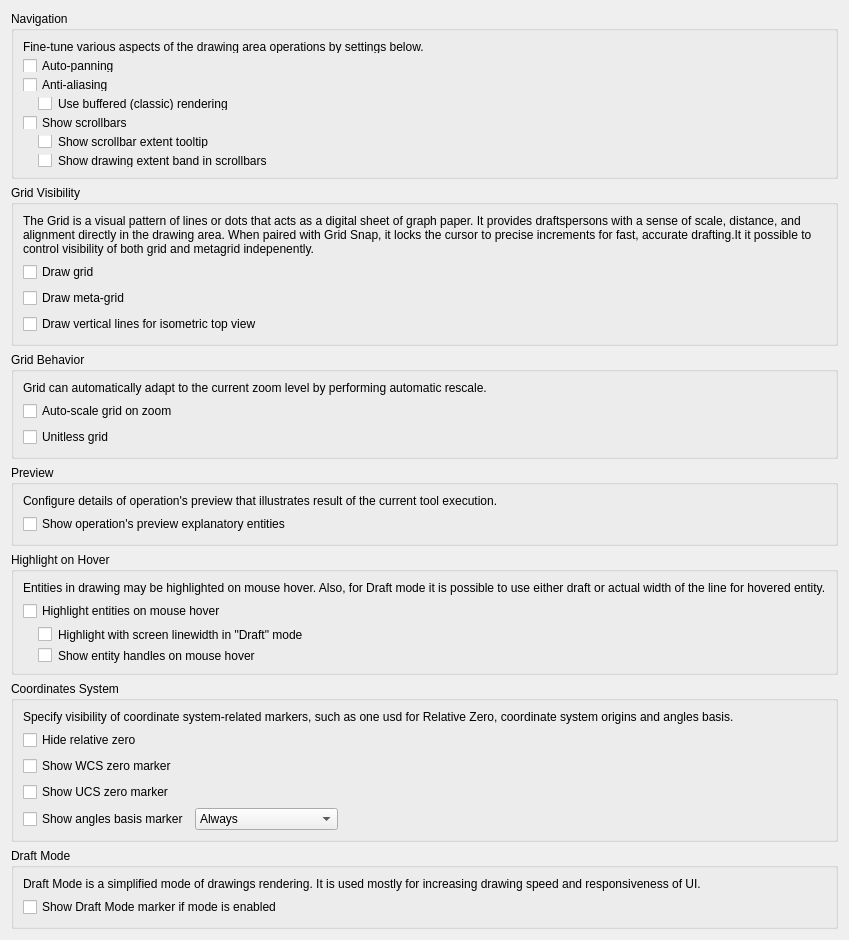
Before: the Qt Designer form librecad/src/ui/dialogs/settings/options_drafting/pages/lc_settings_page_drafting_behavior_general.ui in sand1024/LibreCAD, drawn with Qt 5.
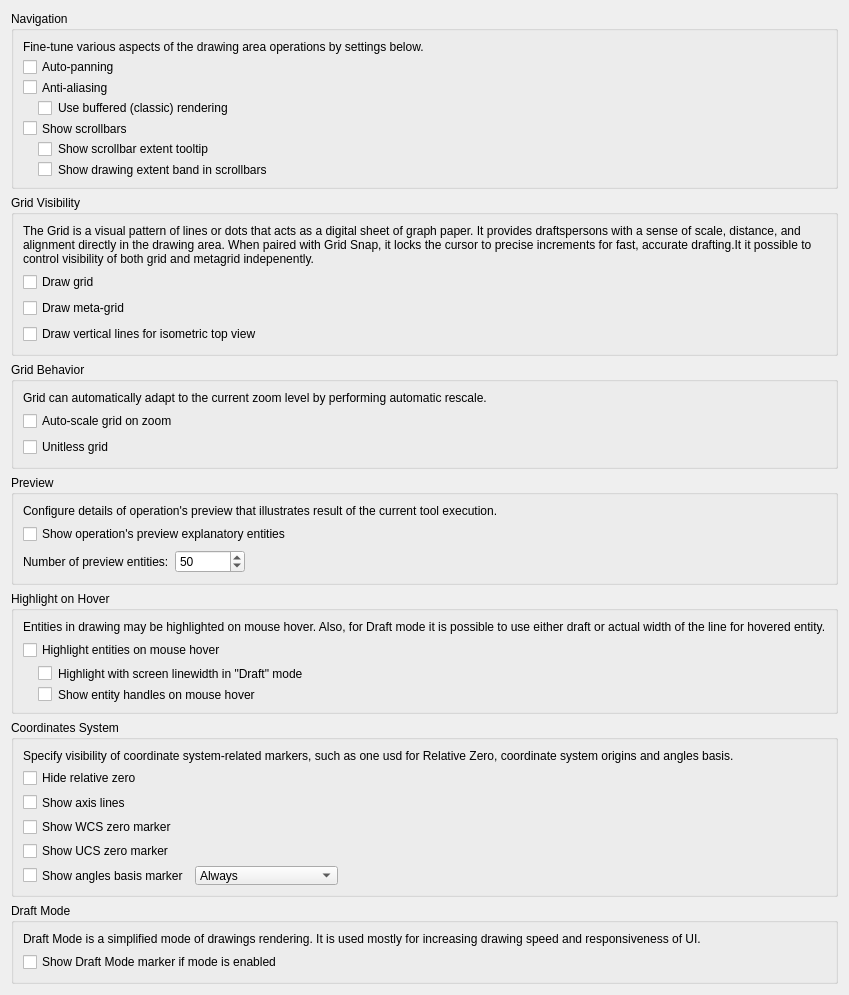
After: the same form once the commit is applied. Custom widgets are drawn as their Qt base class.

Commit message: preview for drawfting preferences

```diff
--- a/librecad/src/ui/dialogs/settings/options_drafting/pages/lc_settings_page_drafting_behavior_general.ui
+++ b/librecad/src/ui/dialogs/settings/options_drafting/pages/lc_settings_page_drafting_behavior_general.ui
@@ -7,7 +7,7 @@
     <x>0</x>
     <y>0</y>
     <width>849</width>
-    <height>931</height>
+    <height>984</height>
    </rect>
   </property>
   <layout class="QVBoxLayout" name="mainLayout">
@@ -248,7 +248,51 @@
       <string>Preview</string>
      </property>
      <layout class="QGridLayout" name="gridLayout_6">
-      <item row="1" column="0">
+      <item row="2" column="1">
+       <widget class="QSpinBox" name="sbMaxPreview">
+        <property name="toolTip">
+         <string>Preview Limiting
+
+If more entities in preview than specified, rect will be drawn instead of entities.</string>
+        </property>
+        <property name="specialValueText">
+         <string>Show All</string>
+        </property>
+        <property name="minimum">
+         <number>0</number>
+        </property>
+        <property name="maximum">
+         <number>1000</number>
+        </property>
+        <property name="value">
+         <number>50</number>
+        </property>
+       </widget>
+      </item>
+      <item row="2" column="0">
+       <widget class="QLabel" name="lMaxPreview">
+        <property name="text">
+         <string>Number of preview entities:</string>
+        </property>
+        <property name="buddy">
+         <cstring>sbMaxPreview</cstring>
+        </property>
+       </widget>
+      </item>
+      <item row="2" column="2">
+       <spacer name="horizontalSpacer_4">
+        <property name="orientation">
+         <enum>Qt::Orientation::Horizontal</enum>
+        </property>
+        <property name="sizeHint" stdset="0">
+         <size>
+          <width>40</width>
+          <height>20</height>
+         </size>
+        </property>
+       </spacer>
+      </item>
+      <item row="1" column="0" colspan="3">
        <widget class="QCheckBox" name="cbDisplayRefPoints">
         <property name="sizePolicy">
          <sizepolicy hsizetype="Preferred" vsizetype="Preferred">
@@ -268,7 +312,7 @@
         </property>
        </widget>
       </item>
-      <item row="0" column="0">
+      <item row="0" column="0" colspan="3">
        <widget class="QLabel" name="label_6">
         <property name="text">
          <string>Configure details of operation's preview that illustrates result of the current tool execution.</string>
@@ -365,7 +409,7 @@
       <string>Coordinates System</string>
      </property>
      <layout class="QGridLayout" name="gridLayout_5">
-      <item row="3" column="0" colspan="2">
+      <item row="4" column="0" colspan="2">
        <widget class="QCheckBox" name="cbShowUCSZeroMarker">
         <property name="toolTip">
          <string>UCS Marker Visibility
@@ -378,7 +422,48 @@
         </property>
        </widget>
       </item>
-      <item row="2" column="0" colspan="2">
+      <item row="0" column="0" colspan="3">
+       <widget class="QLabel" name="label_5">
+        <property name="text">
+         <string>Specify visibility of coordinate system-related markers, such as one usd for Relative Zero, coordinate system origins and angles basis.</string>
+        </property>
+        <property name="wordWrap">
+         <bool>true</bool>
+        </property>
+       </widget>
+      </item>
+      <item row="5" column="1">
+       <widget class="LC_ContentAdjustableComboBox" name="cbAnglesBaseShowPolicy">
+        <property name="toolTip">
+         <string>Angles Basis Maker Display Mode
+                      Defines when to draw angle basis marker</string>
+        </property>
+        <item>
+         <property name="text">
+          <string>Always</string>
+         </property>
+        </item>
+        <item>
+         <property name="text">
+          <string>Only for non-defaults</string>
+         </property>
+        </item>
+       </widget>
+      </item>
+      <item row="5" column="2">
+       <spacer name="horizontalSpacer_3">
+        <property name="orientation">
+         <enum>Qt::Orientation::Horizontal</enum>
+        </property>
+        <property name="sizeHint" stdset="0">
+         <size>
+          <width>0</width>
+          <height>0</height>
+         </size>
+        </property>
+       </spacer>
+      </item>
+      <item row="3" column="0" colspan="2">
        <widget class="QCheckBox" name="cbShowWCSZeroMarker">
         <property name="toolTip">
          <string>WCS Marker Visibility
@@ -394,19 +479,6 @@
         </property>
        </widget>
       </item>
-      <item row="4" column="2">
-       <spacer name="horizontalSpacer_3">
-        <property name="orientation">
-         <enum>Qt::Orientation::Horizontal</enum>
-        </property>
-        <property name="sizeHint" stdset="0">
-         <size>
-          <width>0</width>
-          <height>0</height>
-         </size>
-        </property>
-       </spacer>
-      </item>
       <item row="1" column="0" colspan="2">
        <widget class="QCheckBox" name="cbHideRelativeZero">
         <property name="toolTip">
@@ -421,25 +493,7 @@
         </property>
        </widget>
       </item>
-      <item row="4" column="1">
-       <widget class="LC_ContentAdjustableComboBox" name="cbAnglesBaseShowPolicy">
-        <property name="toolTip">
-         <string>Angles Basis Maker Display Mode
-                      Defines when to draw angle basis marker</string>
-        </property>
-        <item>
-         <property name="text">
-          <string>Always</string>
-         </property>
-        </item>
-        <item>
-         <property name="text">
-          <string>Only for non-defaults</string>
-         </property>
-        </item>
-       </widget>
-      </item>
-      <item row="4" column="0">
+      <item row="5" column="0">
        <widget class="QCheckBox" name="cbAnglesMarkVisible">
         <property name="sizePolicy">
          <sizepolicy hsizetype="Preferred" vsizetype="Preferred">
@@ -458,13 +512,18 @@
         </property>
        </widget>
       </item>
-      <item row="0" column="0" colspan="3">
-       <widget class="QLabel" name="label_5">
-        <property name="text">
-         <string>Specify visibility of coordinate system-related markers, such as one usd for Relative Zero, coordinate system origins and angles basis.</string>
+      <item row="2" column="0">
+       <widget class="QCheckBox" name="cbShowAxisLines">
+        <property name="toolTip">
+         <string>Axis Lines Visibility
+
+If selected, X and Y axis lines 
+intersected in origin point will be 
+rendered. Otherwise, no axis lines 
+will be present.</string>
         </property>
-        <property name="wordWrap">
-         <bool>true</bool>
+        <property name="text">
+         <string>Show axis lines</string>
         </property>
        </widget>
       </item>
```
The commit also changes 44 other files.
